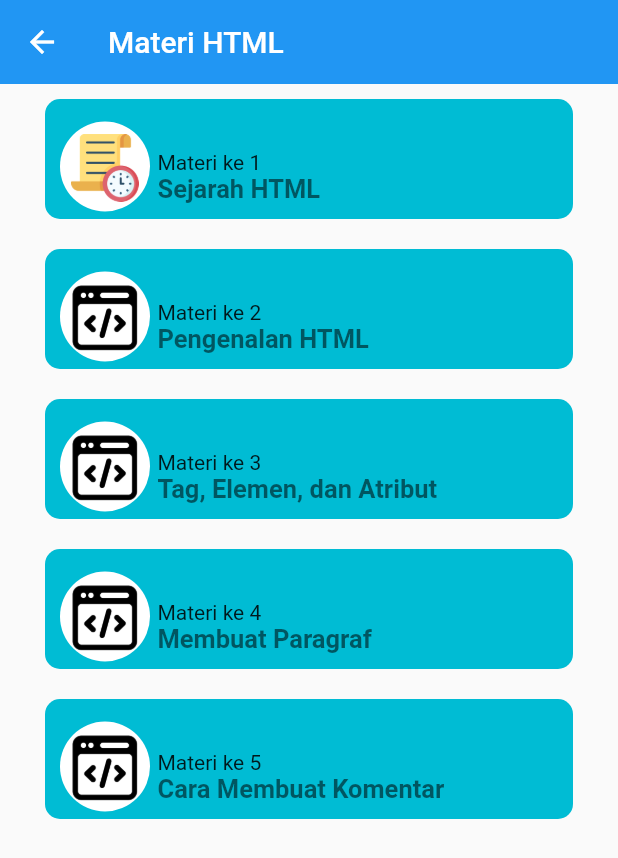
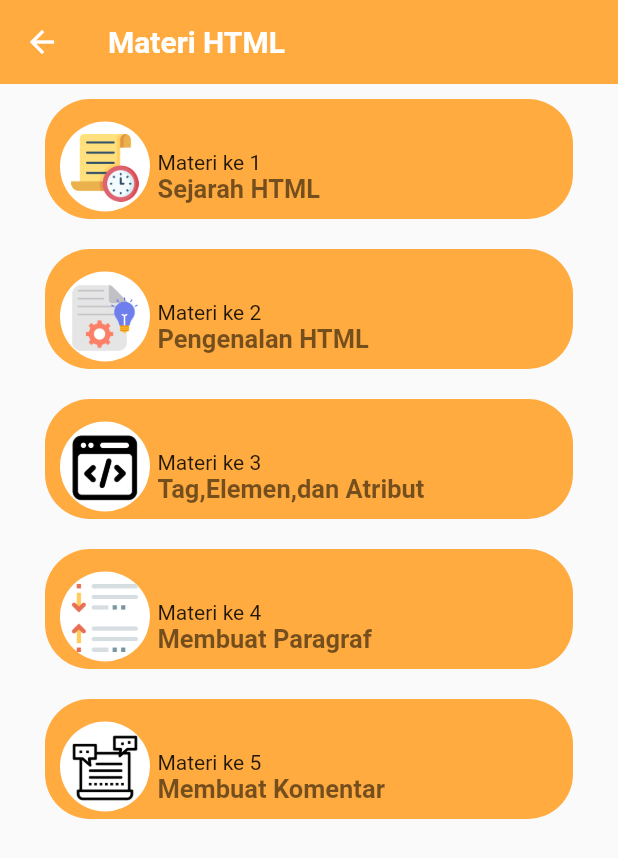
Before and after one commit to Alghofur/pusingoding, a Flutter app: the screen it shows after launch, item 2 of the bottom bar chosen, after a tap on "HTML", on a phone screen of 412 x 824 dp. Shown: the top 858 px of the screen. Run offline on Flutter 3.47's test engine with Material 2 defaults, Android fonts, the phone set to English and light mode, and no system bars; our stand-ins replace easy_debounce, google_nav_bar, line_icons, page_transition; Roboto replaces fonts that are missing (Poppins); project files that could hold a hidden picture were left out.

```diff
--- a/lib/constant.dart
+++ b/lib/constant.dart
@@ -2,4 +2,5 @@ import 'package:flutter/material.dart';
 
 class Constant {
   static var primaryColor = const Color.fromARGB(255, 103, 245, 209);
+  static var blackColor = Colors.black54;
 }
--- a/lib/main.dart
+++ b/lib/main.dart
@@ -47,7 +47,7 @@ class _StartPageState extends State<StartPage> {
   void initState() {
     super.initState();
     Timer(
-        Duration(seconds: 1),
+        Duration(seconds: 5),
         () => Navigator.pushReplacement(
             context, MaterialPageRoute(builder: (context) => BottomNavbar())));
   }
@@ -91,7 +91,9 @@ class _StartPageState extends State<StartPage> {
               ),
             ],
           ),
-          CircularProgressIndicator(),
+          CircularProgressIndicator(
+            color: Colors.white,
+          ),
         ],
       ),
     ));
@@ -134,7 +136,7 @@ class _BottomNavbarState extends State<BottomNavbar> {
             gap: 8,
             activeColor: Colors.black,
             duration: Duration(milliseconds: 400),
-            tabBackgroundColor: Colors.grey[100]!,
+            tabBackgroundColor: Color(0xFF92E0EB),
             color: Colors.black,
             iconSize: 24,
             padding: EdgeInsets.symmetric(horizontal: 20, vertical: 12),
--- a/lib/models/materi_html_model.dart
+++ b/lib/models/materi_html_model.dart
@@ -40,7 +40,7 @@ class Html {
       htmlId: 1,
       materiKe: "Materi ke 2",
       judul: "Pengenalan HTML",
-      imageSrc: "assets/images/web-programming.png",
+      imageSrc: "assets/images/new-project.png",
       paragraf1: "LOREM IPSUM",
       paragraf2: "LOREM IPSUM",
       paragraf3: "LOREM IPSUM",
@@ -49,7 +49,7 @@ class Html {
     Html(
       htmlId: 2,
       materiKe: "Materi ke 3",
-      judul: "Tag, Elemen, dan Atribut",
+      judul: "Tag,Elemen,dan Atribut",
       imageSrc: "assets/images/web-programming.png",
       paragraf1: "LOREM IPSUM",
       paragraf2: "LOREM IPSUM",
@@ -59,7 +59,7 @@ class Html {
     Html(
       htmlId: 3,
       materiKe: "Materi ke 4",
-      imageSrc: "assets/images/web-programming.png",
+      imageSrc: "assets/images/space.png",
       judul: "Membuat Paragraf",
       paragraf1: "LOREM IPSUM",
       paragraf2: "LOREM IPSUM",
@@ -69,8 +69,8 @@ class Html {
     Html(
       htmlId: 4,
       materiKe: "Materi ke 5",
-      judul: "Cara Membuat Komentar",
-      imageSrc: "assets/images/web-programming.png",
+      judul: "Membuat Komentar",
+      imageSrc: "assets/images/chat.png",
       paragraf1: "LOREM IPSUM",
       paragraf2: "LOREM IPSUM",
       paragraf3: "LOREM IPSUM",
--- a/lib/screens/homepage.dart
+++ b/lib/screens/homepage.dart
@@ -1,6 +1,7 @@
 // ignore_for_file: prefer_const_literals_to_create_immutables, prefer_const_constructors
 
 import 'package:flutter/material.dart';
+import 'package:pusingoding/constant.dart';
 
 class Homepage extends StatefulWidget {
   const Homepage({Key? key}) : super(key: key);
@@ -13,6 +14,23 @@ class _HomepageState extends State<Homepage> {
   @override
   Widget build(BuildContext context) {
     return Scaffold(
+      appBar: AppBar(
+        title: Row(
+          mainAxisAlignment: MainAxisAlignment.spaceBetween,
+          children: [
+            Text(
+              "Home",
+              style: TextStyle(
+                color: Constant.blackColor,
+                fontWeight: FontWeight.w500,
+                fontSize: 24,
+              ),
+            ),
+          ],
+        ),
+        elevation: 0,
+        backgroundColor: Color(0xFF92E0EB),
+      ),
       body: SingleChildScrollView(
         child: Container(
           padding: const EdgeInsets.all(10.0),
--- a/lib/screens/materi_html_page.dart
+++ b/lib/screens/materi_html_page.dart
@@ -24,10 +24,11 @@ class _MateriHtmlState extends State<MateriHtml> {
         title: const Text(
           "Materi HTML",
           style: TextStyle(
-            fontWeight: FontWeight.w500,
+            fontWeight: FontWeight.bold,
           ),
         ),
         elevation: 0,
+        backgroundColor: Colors.orangeAccent,
       ),
       body: Container(
         padding: const EdgeInsets.symmetric(horizontal: 30),
--- a/lib/widget/learn_bundel.dart
+++ b/lib/widget/learn_bundel.dart
@@ -44,6 +44,17 @@ class _LearnBundelCardState extends State<LearnBundelCard> {
                               fontSize: 30,
                             ),
                           ),
+                          SizedBox(
+                            height: 5,
+                          ),
+                          Text(
+                            "HTML adalah bahasa standar pemrogaman yang digunakan untuk membuat halaman website",
+                            style: TextStyle(
+                              fontWeight: FontWeight.bold,
+                              color: Colors.white,
+                              fontSize: 10,
+                            ),
+                          ),
                         ],
                       ),
                     ),
--- a/lib/widget/materi_html_bundle.dart
+++ b/lib/widget/materi_html_bundle.dart
@@ -28,8 +28,8 @@ class MateriHtmlWidget extends StatelessWidget {
       },
       child: Container(
         decoration: BoxDecoration(
-          color: Colors.cyan.withOpacity(1),
-          borderRadius: BorderRadius.circular(10),
+          color: Colors.orangeAccent,
+          borderRadius: BorderRadius.circular(30),
         ),
         height: 80.0,
         padding: const EdgeInsets.only(left: 10, top: 10),
--- a/pubspec.yaml
+++ b/pubspec.yaml
@@ -39,10 +39,11 @@ dependencies:
   bottom_navy_bar: ^6.0.0
   google_nav_bar: ^5.0.6
   line_icons: ^2.0.1
-  anim_search_bar: ^2.0.2
+  # anim_search_bar: ^2.0.2
   easy_debounce: ^2.0.2+1
   provider: ^6.0.4
   page_transition: ^2.0.9
+  flutter_icons: ^1.1.0
 
 dev_dependencies:
   flutter_test:
```
Also changed, not shown: lib/screens/about.dart (+100 -8 lines), lib/screens/detail_materi_html.dart (+7 -8 lines), lib/screens/historypage.dart (+18 -1 lines), lib/widget/profile_widget.dart (added, +49 -0 lines), assets/images/chat.png (added), assets/images/fotoku.png (added), assets/images/new-project.png (added), assets/images/space.png (added), assets/images/verified.png (added), pubspec.lock.
